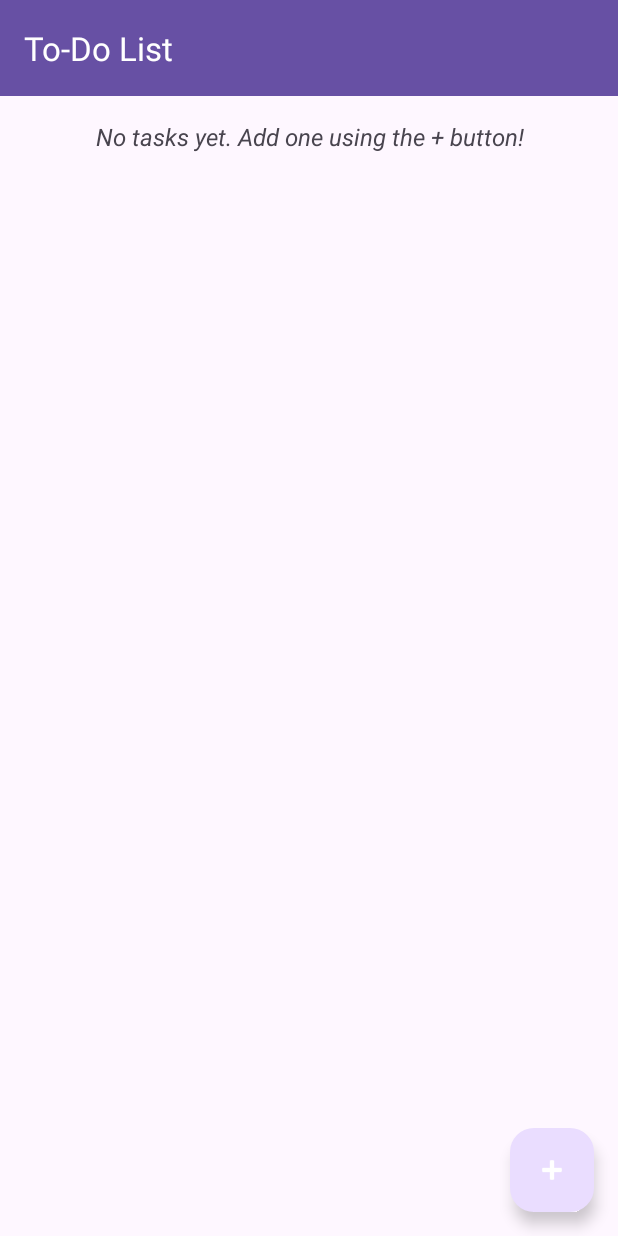
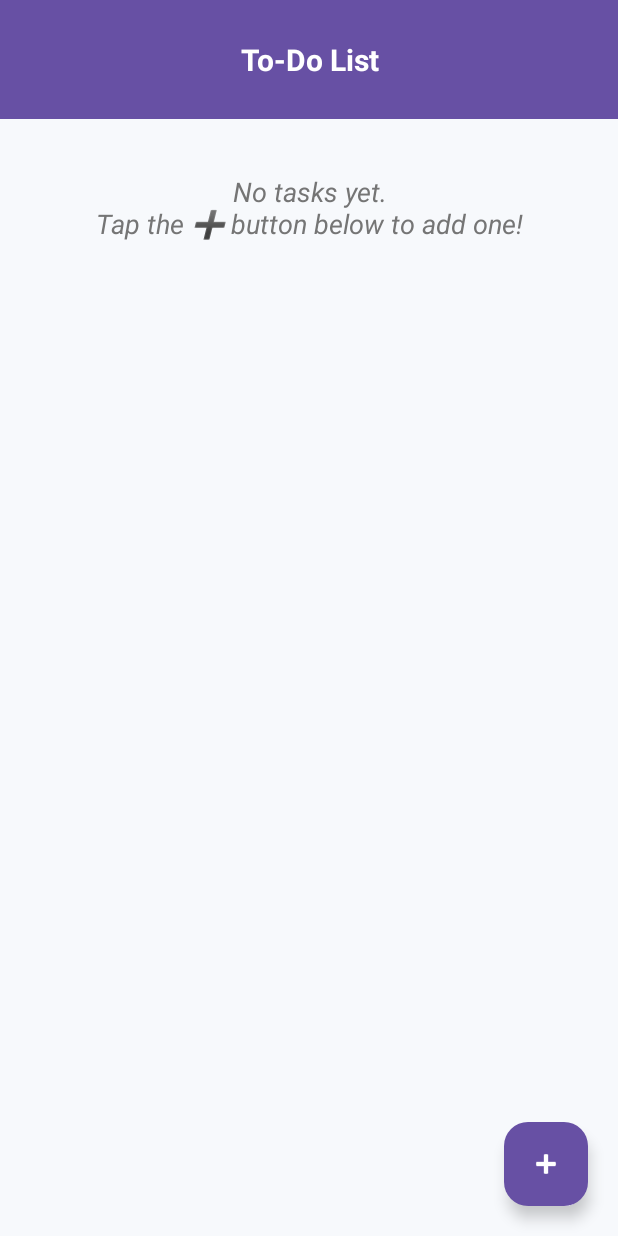
Before and after one commit to UsmanChaudhary115/ToDoList, an Android app: the screen it shows after launch (MainActivity), on a phone screen of 412 x 824 dp. Run offline under Robolectric (Android 15) with nearby library versions, the phone set to English and light mode, and no system bars; our stand-ins replace Room's generated code.

```diff
--- a/app/src/main/java/com/example/todolist/TaskAdapter.kt
+++ b/app/src/main/java/com/example/todolist/TaskAdapter.kt
@@ -68,6 +68,12 @@ class TaskAdapter(
 
     override fun getItemCount(): Int = tasks.size
 
+    fun updateTasks(newTasks: MutableList<Task>) {
+        tasks.clear()
+        tasks.addAll(newTasks)
+        notifyDataSetChanged()
+    }
+
     private fun updateTaskAppearance(holder: TaskViewHolder, isCompleted: Boolean) {
         if (isCompleted) {
             holder.textViewTitle.paintFlags = holder.textViewTitle.paintFlags or Paint.STRIKE_THRU_TEXT_FLAG
--- /dev/null
+++ b/app/src/main/java/com/example/todolist/TaskDao.kt
@@ -0,0 +1,20 @@
+package com.example.todolist
+
+import androidx.lifecycle.LiveData
+import androidx.room.*
+
+@Dao
+interface TaskDao {
+
+    @Query("SELECT * FROM task_table ORDER BY id DESC")
+    fun getAllTasks(): LiveData<List<Task>>
+
+    @Insert(onConflict = OnConflictStrategy.REPLACE)
+    suspend fun insert(task: Task)
+
+    @Update
+    suspend fun update(task: Task)
+
+    @Delete
+    suspend fun delete(task: Task)
+}
--- /dev/null
+++ b/app/src/main/java/com/example/todolist/TaskDatabase.kt
@@ -0,0 +1,29 @@
+package com.example.todolist
+
+import android.content.Context
+import androidx.room.Database
+import androidx.room.Room
+import androidx.room.RoomDatabase
+
+@Database(entities = [Task::class], version = 1, exportSchema = false)
+abstract class TaskDatabase : RoomDatabase() {
+
+    abstract fun taskDao(): TaskDao
+
+    companion object {
+        @Volatile
+        private var INSTANCE: TaskDatabase? = null
+
+        fun getDatabase(context: Context): TaskDatabase {
+            return INSTANCE ?: synchronized(this) {
+                val instance = Room.databaseBuilder(
+                    context.applicationContext,
+                    TaskDatabase::class.java,
+                    "task_database"
+                ).build()
+                INSTANCE = instance
+                instance
+            }
+        }
+    }
+}
--- /dev/null
+++ b/app/src/main/java/com/example/todolist/TaskRepository.kt
@@ -0,0 +1,20 @@
+package com.example.todolist
+
+import androidx.lifecycle.LiveData
+
+class TaskRepository(private val taskDao: TaskDao) {
+
+    val allTasks: LiveData<List<Task>> = taskDao.getAllTasks()
+
+    suspend fun insert(task: Task) {
+        taskDao.insert(task)
+    }
+
+    suspend fun update(task: Task) {
+        taskDao.update(task)
+    }
+
+    suspend fun delete(task: Task) {
+        taskDao.delete(task)
+    }
+}
--- /dev/null
+++ b/app/src/main/java/com/example/todolist/TaskViewModel.kt
@@ -0,0 +1,32 @@
+package com.example.todolist
+
+import android.app.Application
+import androidx.lifecycle.AndroidViewModel
+import androidx.lifecycle.LiveData
+import androidx.lifecycle.viewModelScope
+import kotlinx.coroutines.Dispatchers
+import kotlinx.coroutines.launch
+
+class TaskViewModel(application: Application) : AndroidViewModel(application) {
+
+    private val repository: TaskRepository
+    val allTasks: LiveData<List<Task>>
+
+    init {
+        val taskDao = TaskDatabase.getDatabase(application).taskDao()
+        repository = TaskRepository(taskDao)
+        allTasks = repository.allTasks
+    }
+
+    fun insert(task: Task) = viewModelScope.launch(Dispatchers.IO) {
+        repository.insert(task)
+    }
+
+    fun update(task: Task) = viewModelScope.launch(Dispatchers.IO) {
+        repository.update(task)
+    }
+
+    fun delete(task: Task) = viewModelScope.launch(Dispatchers.IO) {
+        repository.delete(task)
+    }
+}
--- a/app/src/main/res/layout/activity_main.xml
+++ b/app/src/main/res/layout/activity_main.xml
@@ -4,6 +4,7 @@
     xmlns:tools="http://schemas.android.com/tools"
     android:layout_width="match_parent"
     android:layout_height="match_parent"
+    android:background="@color/backgroundColor"
     tools:context=".MainActivity">
 
 <com.google.android.material.appbar.AppBarLayout
@@ -14,11 +15,27 @@
     <androidx.appcompat.widget.Toolbar
         android:id="@+id/toolbar"
         android:layout_width="match_parent"
-            android:layout_height="?attr/actionBarSize"
+        android:layout_height="wrap_content"
+        android:minHeight="?attr/actionBarSize"
         android:background="?attr/colorPrimary"
-            app:popupTheme="@style/ThemeOverlay.AppCompat.Light"
-            app:title="To-Do List"
-            app:titleTextColor="@android:color/white" />
+        android:paddingTop="26dp"
+        android:paddingBottom="26dp"
+        app:contentInsetStart="0dp"
+        app:contentInsetEnd="0dp"
+        app:contentInsetLeft="0dp"
+        app:contentInsetRight="0dp"
+        app:popupTheme="@style/ThemeOverlay.AppCompat.Light">
+
+        <TextView
+            android:layout_width="match_parent"
+            android:layout_height="wrap_content"
+            android:text="To-Do List"
+            android:textColor="@android:color/white"
+            android:textSize="20sp"
+            android:textStyle="bold"
+            android:gravity="center" />
+
+    </androidx.appcompat.widget.Toolbar>
 
 </com.google.android.material.appbar.AppBarLayout>
 
@@ -26,26 +43,29 @@
 android:layout_width="match_parent"
 android:layout_height="match_parent"
 android:orientation="vertical"
+android:padding="12dp"
 app:layout_behavior="@string/appbar_scrolling_view_behavior">
 
 <TextView
     android:id="@+id/textViewEmpty"
     android:layout_width="match_parent"
     android:layout_height="wrap_content"
-            android:layout_margin="16dp"
+    android:layout_marginTop="24dp"
+    android:layout_marginBottom="16dp"
     android:gravity="center"
-            android:text="No tasks yet. Add one using the + button!"
-            android:textSize="16sp"
+    android:text="No tasks yet.\nTap the ➕ button below to add one!"
+    android:textSize="18sp"
     android:textStyle="italic"
+    android:textColor="@color/secondaryText"
     android:visibility="gone" />
 
 <androidx.recyclerview.widget.RecyclerView
     android:id="@+id/recyclerViewTasks"
     android:layout_width="match_parent"
-            android:layout_height="match_parent"
-            android:paddingTop="8dp"
+    android:layout_height="0dp"
+    android:layout_weight="1"
+    android:clipToPadding="false"
     android:paddingBottom="8dp"
-            android:clipToPadding="false"
     tools:listitem="@layout/item_task" />
 
 </LinearLayout>
@@ -54,12 +74,10 @@
 android:id="@+id/fabAdd"
 android:layout_width="wrap_content"
 android:layout_height="wrap_content"
-        android:layout_gravity="bottom|right"
-        android:layout_marginRight="16dp"
-        android:layout_marginBottom="16dp"
+android:layout_gravity="bottom|end"
+android:layout_margin="20dp"
 android:src="@android:drawable/ic_input_add"
+app:backgroundTint="@color/colorAccent"
 app:tint="@android:color/white"
 android:contentDescription="Add new task" />
-
-
 </androidx.coordinatorlayout.widget.CoordinatorLayout>
--- a/app/src/main/res/values/colors.xml
+++ b/app/src/main/res/values/colors.xml
@@ -2,4 +2,7 @@
 <resources>
     <color name="black">#FF000000</color>
     <color name="white">#FFFFFFFF</color>
+    <color name="backgroundColor">#F7F9FC</color>
+    <color name="secondaryText">#757575</color>
+    <color name="colorAccent">#6750a4</color>
 </resources>
--- a/gradle/libs.versions.toml
+++ b/gradle/libs.versions.toml
@@ -9,6 +9,8 @@ appcompat = "1.7.0"
 material = "1.12.0"
 activity = "1.10.1"
 constraintlayout = "2.2.1"
+roomCommonJvm = "2.7.1"
+roomRuntimeAndroid = "2.7.1"
 
 [libraries]
 androidx-core-ktx = { group = "androidx.core", name = "core-ktx", version.ref = "coreKtx" }
@@ -19,6 +21,8 @@ androidx-appcompat = { group = "androidx.appcompat", name = "appcompat", version
 material = { group = "com.google.android.material", name = "material", version.ref = "material" }
 androidx-activity = { group = "androidx.activity", name = "activity", version.ref = "activity" }
 androidx-constraintlayout = { group = "androidx.constraintlayout", name = "constraintlayout", version.ref = "constraintlayout" }
+androidx-room-common-jvm = { group = "androidx.room", name = "room-common-jvm", version.ref = "roomCommonJvm" }
+androidx-room-runtime-android = { group = "androidx.room", name = "room-runtime-android", version.ref = "roomRuntimeAndroid" }
 
 [plugins]
 android-application = { id = "com.android.application", version.ref = "agp" }
```
Also changed, not shown: app/build.gradle.kts (+16 -1 lines), app/src/main/java/com/example/todolist/MainActivity.kt (+25 -71 lines), app/src/main/java/com/example/todolist/Task.kt (+6 -2 lines). Lines whose indentation alone changed are shown as unchanged.
